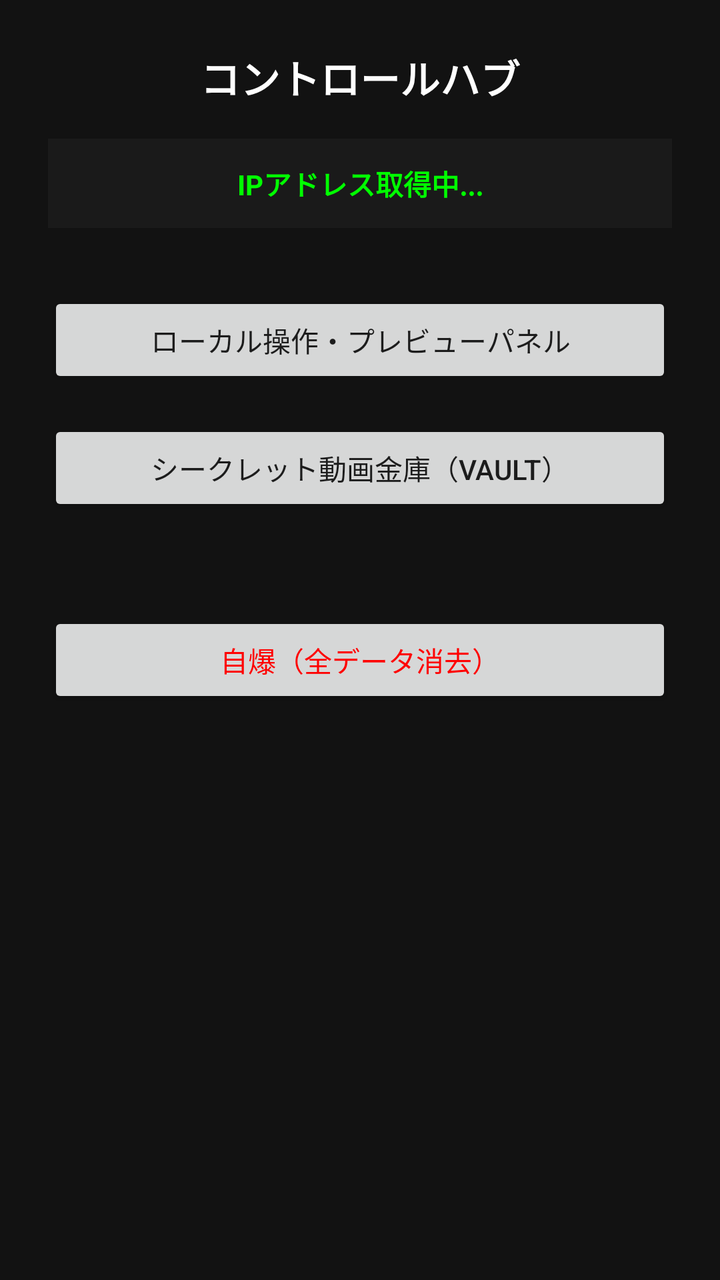
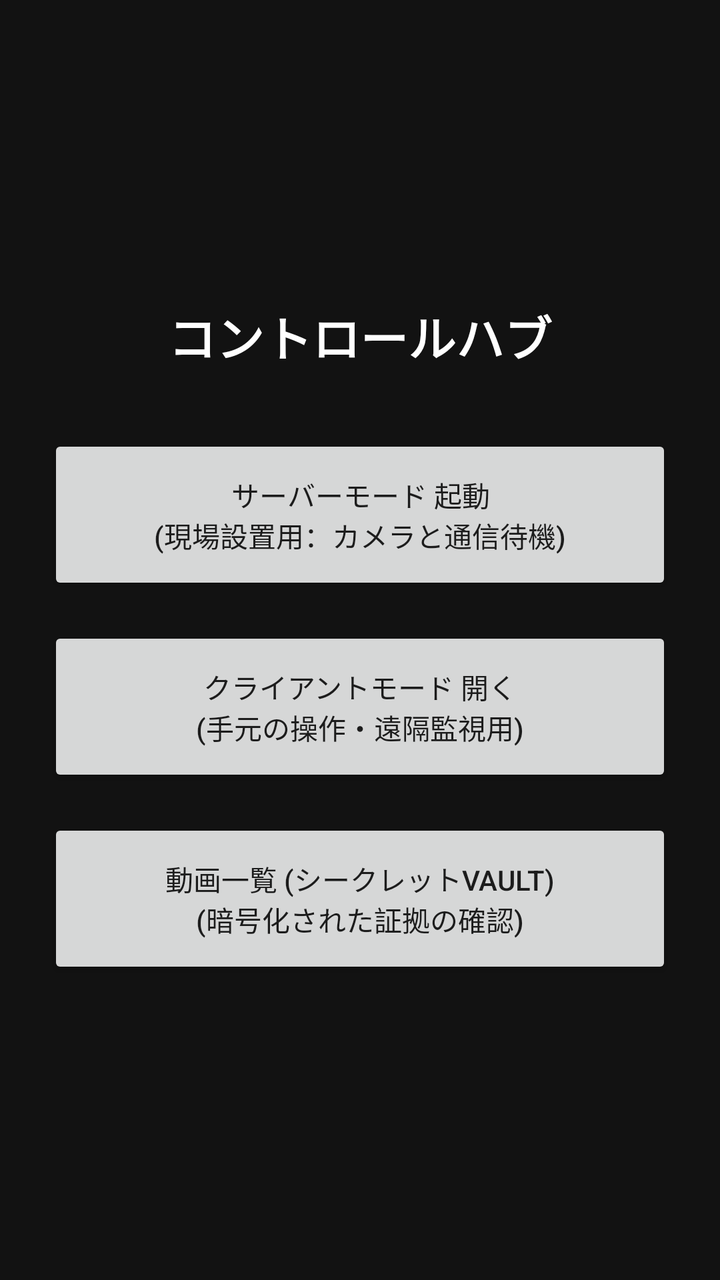

An Android layout rendered at two revisions. The XML below is the earlier revision; the diff shows what the commit changed to produce the second picture.
<!-- AndroidManifest.xml: application theme Theme.AppCompat.Light.NoActionBar -->
<!-- res/layout/activity_secret_menu.xml -->
<?xml version="1.0" encoding="utf-8"?>
<LinearLayout xmlns:android="http://schemas.android.com/apk/res/android"
    android:layout_width="match_parent"
    android:layout_height="match_parent"
    android:orientation="vertical"
    android:padding="24dp"
    android:background="#121212"
    android:gravity="center_horizontal">

    <TextView
        android:layout_width="wrap_content"
        android:layout_height="wrap_content"
        android:text="コントロールハブ"
        android:textColor="#FFFFFF"
        android:textSize="20sp"
        android:textStyle="bold"
        android:layout_marginBottom="16dp" />

    
    <TextView
        android:id="@+id/tvServerInfo"
        android:layout_width="match_parent"
        android:layout_height="wrap_content"
        android:text="IPアドレス取得中..."
        android:textColor="#00FF00"
        android:textSize="14sp"
        android:textStyle="bold"
        android:gravity="center"
        android:background="#1A1A1A"
        android:padding="12dp"
        android:layout_marginBottom="32dp" />

    
    <Button
        android:id="@+id/btnClientMode"
        android:layout_width="match_parent"
        android:layout_height="wrap_content"
        android:text="ローカル操作・プレビューパネル"
        android:layout_marginBottom="16dp" />

    
    <Button
        android:id="@+id/btnVideoVault"
        android:layout_width="match_parent"
        android:layout_height="wrap_content"
        android:text="シークレット動画金庫（Vault）"
        android:layout_marginBottom="16dp" />

    
    <Button
        android:id="@+id/btnSelfDestruct"
        android:layout_width="match_parent"
        android:layout_height="wrap_content"
        android:text="自爆（全データ消去）"
        android:textColor="#FF0000"
        android:layout_marginTop="32dp" />
</LinearLayout>
<!-- resources referenced by this layout -->
<resources>

</resources>

<!-- the commit's change to res/layout/activity_secret_menu.xml (unified diff, before → after) -->
@@ -3,55 +3,37 @@
     android:layout_width="match_parent"
     android:layout_height="match_parent"
     android:orientation="vertical"
+    android:background="#121212"
     android:padding="24dp"
-    android:background="#121212"
-    android:gravity="center_horizontal">
+    android:gravity="center">
 
     <TextView
         android:layout_width="wrap_content"
         android:layout_height="wrap_content"
         android:text="コントロールハブ"
         android:textColor="#FFFFFF"
-        android:textSize="20sp"
+        android:textSize="24sp"
         android:textStyle="bold"
+        android:layout_marginBottom="32dp" />
+
+    <Button
+        android:id="@+id/btnServerMode"
+        android:layout_width="match_parent"
+        android:layout_height="80dp"
+        android:text="サーバーモード 起動\n(現場設置用：カメラと通信待機)"
         android:layout_marginBottom="16dp" />
 
-    
-    <TextView
-        android:id="@+id/tvServerInfo"
-        android:layout_width="match_parent"
-        android:layout_height="wrap_content"
-        android:text="IPアドレス取得中..."
-        android:textColor="#00FF00"
-        android:textSize="14sp"
-        android:textStyle="bold"
-        android:gravity="center"
-        android:background="#1A1A1A"
-        android:padding="12dp"
-        android:layout_marginBottom="32dp" />
-
-    
     <Button
         android:id="@+id/btnClientMode"
         android:layout_width="match_parent"
-        android:layout_height="wrap_content"
-        android:text="ローカル操作・プレビューパネル"
+        android:layout_height="80dp"
+        android:text="クライアントモード 開く\n(手元の操作・遠隔監視用)"
         android:layout_marginBottom="16dp" />
 
-    
     <Button
-        android:id="@+id/btnVideoVault"
+        android:id="@+id/btnVault"
         android:layout_width="match_parent"
-        android:layout_height="wrap_content"
-        android:text="シークレット動画金庫（Vault）"
-        android:layout_marginBottom="16dp" />
+        android:layout_height="80dp"
+        android:text="動画一覧 (シークレットVault)\n(暗号化された証拠の確認)" />
 
-    
-    <Button
-        android:id="@+id/btnSelfDestruct"
-        android:layout_width="match_parent"
-        android:layout_height="wrap_content"
-        android:text="自爆（全データ消去）"
-        android:textColor="#FF0000"
-        android:layout_marginTop="32dp" />
 </LinearLayout>
